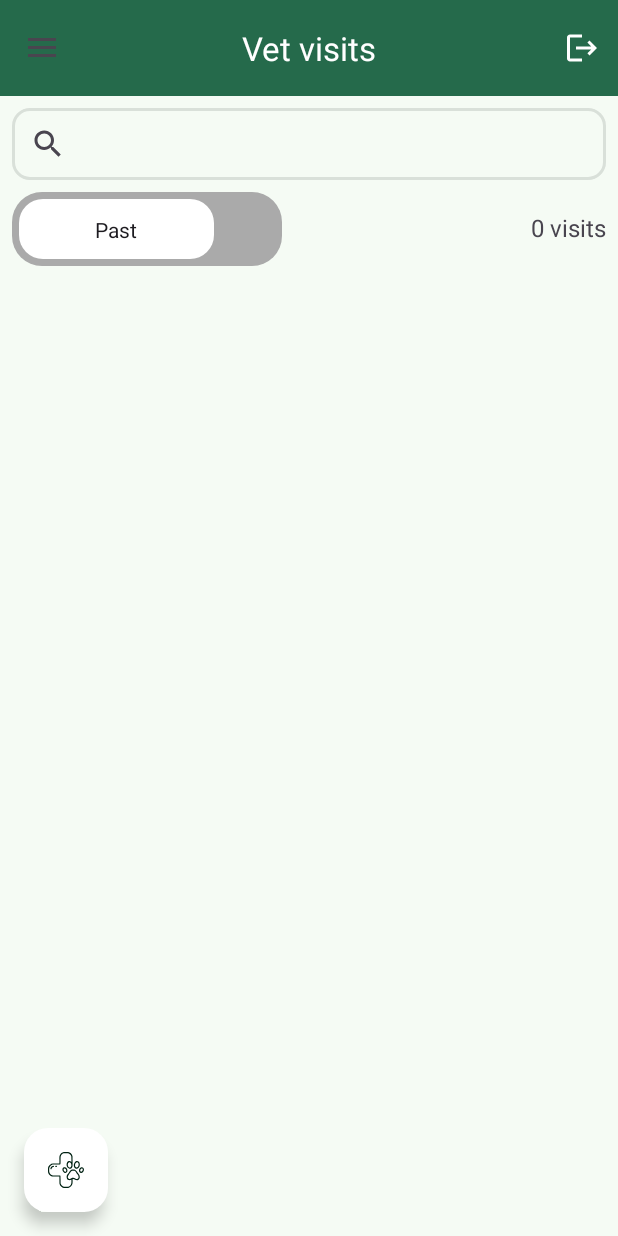
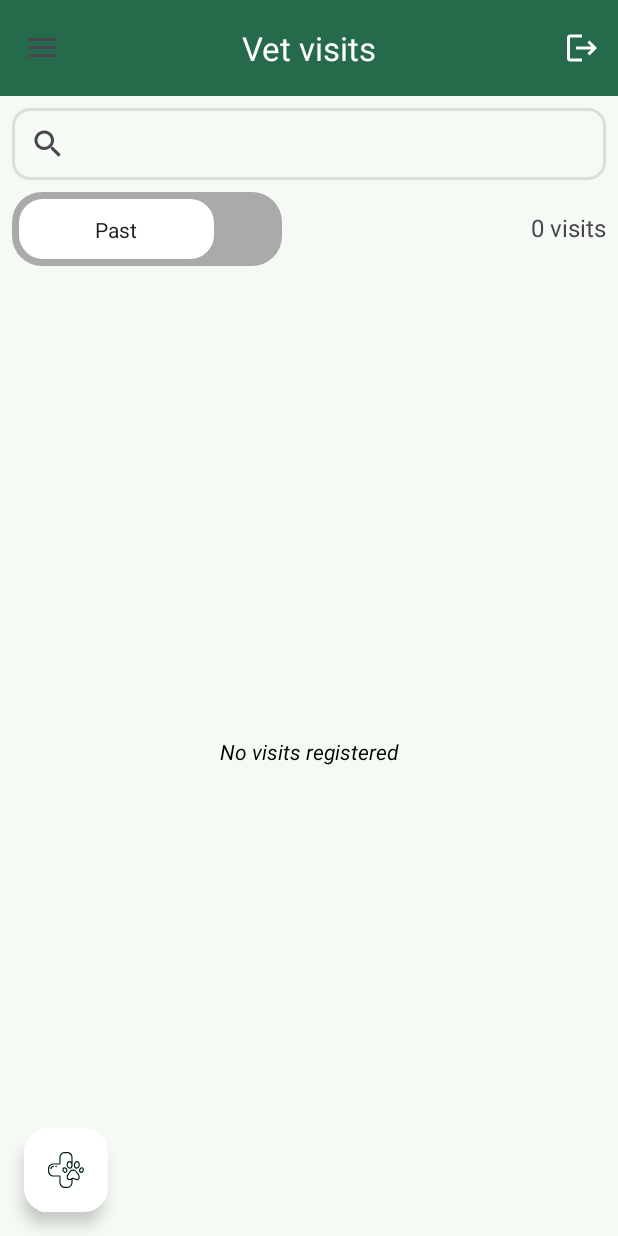
Before and after one commit to saul-mdo1/VetTrack, an Android app: the screen it shows after launch once a user with an empty profile is signed in (MainActivity), on a phone screen of 412 x 824 dp. Run offline under Robolectric (Android 15) with nearby library versions, the phone set to English and light mode, and no system bars; our stand-ins replace Firebase (no records; nobody signed in at launch, a user with empty details on screens opened directly), Timber, data binding, navigation-ui.

Commit message:
display future and past visits with switch

```diff
--- a/app/src/main/java/com/example/vettrack/models/VisitModel.kt
+++ b/app/src/main/java/com/example/vettrack/models/VisitModel.kt
@@ -10,5 +10,6 @@ data class VisitModel(
     val city: String? = "",
     val totalPaid: String = "",
     val observations: String? = "",
-    val userId: String = ""
+    val userId: String = "",
+    val pending: Boolean = false
 )
--- a/app/src/main/java/com/example/vettrack/presentation/visits/list/VisitItemViewModel.kt
+++ b/app/src/main/java/com/example/vettrack/presentation/visits/list/VisitItemViewModel.kt
@@ -1,6 +1,7 @@
 package com.example.vettrack.presentation.visits.list
 
 import com.example.vettrack.models.VisitModel
+import com.example.vettrack.presentation.utils.isVisitPending
 
 class VisitItemViewModel {
     var visit: VisitModel? = null
@@ -19,4 +20,7 @@ class VisitItemViewModel {
 
     val reason: String
         get() = visit?.reason ?: "---"
+
+    val isFuture: Boolean
+        get() = isVisitPending(visit?.date)
 }
--- a/app/src/main/java/com/example/vettrack/presentation/visits/list/VisitsViewModel.kt
+++ b/app/src/main/java/com/example/vettrack/presentation/visits/list/VisitsViewModel.kt
@@ -3,21 +3,48 @@ package com.example.vettrack.presentation.visits.list
 import android.os.Build
 import androidx.annotation.RequiresApi
 import androidx.lifecycle.LiveData
+import androidx.lifecycle.MediatorLiveData
 import androidx.lifecycle.MutableLiveData
 import androidx.lifecycle.ViewModel
+import androidx.lifecycle.map
 import com.example.vettrack.models.VisitModel
+import com.example.vettrack.presentation.utils.isVisitPending
 import com.example.vettrack.presentation.utils.sortByDate
 import com.example.vettrack.repository.VisitsRepository
 import timber.log.Timber
 
 class VisitsViewModel(private val visitsRepository: VisitsRepository) : ViewModel() {
     private val _visitsList = MutableLiveData(emptyList<VisitModel>())
-    val visitsList: LiveData<List<VisitModel>> get() = _visitsList
+
+    private val futureList: LiveData<List<VisitModel>>
+        get() = _visitsList.map { visits ->
+            visits.filter { isVisitPending(it.date) }
+        }
+
+    private val pastList: LiveData<List<VisitModel>>
+        get() = _visitsList.map { visits ->
+            visits.filter { !isVisitPending(it.date) }
+        }
 
     val loading = MutableLiveData(true)
     val visitsNum = MutableLiveData("0")
+    val deleted = MutableLiveData<Boolean>()
+    val futureEnabled = MutableLiveData<Boolean>()
 
-    val deleted = MutableLiveData<Boolean>()
+    val visitsList = MediatorLiveData<List<VisitModel>>().apply {
+        addSource(futureEnabled) { future ->
+            filterVisitsByStatus(future)
+        }
+        addSource(_visitsList) {
+            filterVisitsByStatus(futureEnabled.value ?: false)
+        }
+    }
+
+    val emptyListVisible = MediatorLiveData<Boolean>().apply {
+        addSource(visitsList) { visits ->
+            value = visits.isNullOrEmpty()
+        }
+    }
 
     @RequiresApi(Build.VERSION_CODES.O)
     fun getVisits(uid: String) {
@@ -25,19 +52,25 @@ class VisitsViewModel(private val visitsRepository: VisitsRepository) : ViewMode
         visitsRepository.getVisits(
             uid,
             onSuccess = { visits ->
-                try {
-                    _visitsList.postValue(visits.sortByDate())
-                    visitsNum.postValue(visits.size.toString())
-                } catch (e: Exception) {
-                    _visitsList.postValue(visits)
-                    visitsNum.postValue("0")
-                }
+                _visitsList.postValue(visits.sortByDate())
+                futureEnabled.postValue(false)
             },
             onFailure = {
                 _visitsList.postValue(emptyList())
                 visitsNum.postValue("0")
             }
         )
+    }
+
+    private fun filterVisitsByStatus(future: Boolean) {
+        Timber.d("VisitsViewModel_TAG: filterVisitsByStatus: ")
+        if (future) {
+            visitsList.postValue(futureList.value)
+            visitsNum.postValue(futureList.value?.size.toString())
+        } else {
+            visitsList.postValue(pastList.value)
+            visitsNum.postValue(pastList.value?.size.toString())
+        }
     }
 
     fun filterList(query: String): List<VisitModel>? {
--- a/app/src/main/res/layout/visit_item_layout.xml
+++ b/app/src/main/res/layout/visit_item_layout.xml
@@ -67,6 +67,7 @@
                 android:layout_marginTop="8dp"
                 android:ellipsize="end"
                 android:maxLines="1"
+                android:visibility="@{!viewModel.isFuture}"
                 android:text="@{@string/txt_reason_placeholder(viewModel.reason)}"
                 android:textColor="@color/md_theme_onSecondary"
                 android:textSize="16sp"
@@ -81,6 +82,7 @@
 
                 <ImageView
                     android:id="@+id/ivDetails"
+                    android:visibility="@{!viewModel.isFuture}"
                     android:layout_width="35dp"
                     android:layout_height="35dp"
                     android:layout_marginEnd="8dp"
@@ -90,6 +92,7 @@
 
                 <ImageView
                     android:id="@+id/ivUpdate"
+                    android:visibility="@{!viewModel.isFuture}"
                     android:layout_width="35dp"
                     android:layout_height="35dp"
                     android:layout_marginEnd="8dp"
--- a/app/src/main/res/layout/visits_fragment_layout.xml
+++ b/app/src/main/res/layout/visits_fragment_layout.xml
@@ -32,9 +32,9 @@
 
                 <androidx.appcompat.widget.SearchView
                     android:id="@+id/svBook"
-                    android:background="@color/md_theme_surface"
                     android:layout_width="match_parent"
                     android:layout_height="wrap_content"
+                    android:background="@color/md_theme_surface"
                     android:elevation="8dp"
                     android:minHeight="48dp"
                     android:textSize="20sp" />
@@ -50,14 +50,15 @@
                     android:id="@+id/swLists"
                     android:layout_width="wrap_content"
                     android:layout_height="wrap_content"
+                    android:checked="@={viewModel.futureEnabled}"
                     android:textOff="@string/txt_past_visits"
                     android:textOn="@string/txt_future_visits"
                     android:thumb="@drawable/switch_thumb"
-                    app:track="@drawable/switch_track"
                     app:showText="true"
                     app:thumbTint="@null"
-                    app:trackTint="@null"
-                    app:trackDecoration="@null"/>
+                    app:track="@drawable/switch_track"
+                    app:trackDecoration="@null"
+                    app:trackTint="@null" />
 
                 <TextView
                     android:layout_width="match_parent"
@@ -68,11 +69,29 @@
                     tools:text="23 visitas" />
             </LinearLayout>
 
-            <androidx.recyclerview.widget.RecyclerView
-                android:id="@+id/rvVisits"
+            <androidx.constraintlayout.widget.ConstraintLayout
                 android:layout_width="match_parent"
-                android:layout_height="match_parent"
-                tools:listitem="@layout/visit_item_layout" />
+                android:layout_height="match_parent">
+
+                <TextView
+                    android:layout_width="wrap_content"
+                    android:layout_height="wrap_content"
+                    android:text="@string/txt_no_visits_registered"
+                    android:textColor="@android:color/black"
+                    android:visibility="@{viewModel.emptyListVisible}"
+                    android:textStyle="italic"
+                    app:layout_constraintBottom_toBottomOf="parent"
+                    app:layout_constraintEnd_toEndOf="parent"
+                    app:layout_constraintStart_toStartOf="parent"
+                    app:layout_constraintTop_toTopOf="parent"/>
+
+                <androidx.recyclerview.widget.RecyclerView
+                    android:id="@+id/rvVisits"
+                    tools:listitem="@layout/visit_item_layout"
+                    android:layout_width="match_parent"
+                    android:layout_height="match_parent" />
+            </androidx.constraintlayout.widget.ConstraintLayout>
+
         </LinearLayout>
 
         <include
--- a/app/src/main/res/values/strings.xml
+++ b/app/src/main/res/values/strings.xml
@@ -70,4 +70,5 @@
     <string name="txt_notification_permission">Notifications Permission</string>
     <string name="txt_past_visits">Past</string>
     <string name="txt_future_visits">Future</string>
+    <string name="txt_no_visits_registered">No visits registered</string>
 </resources>
```
Also changed, not shown: 2 other files.
